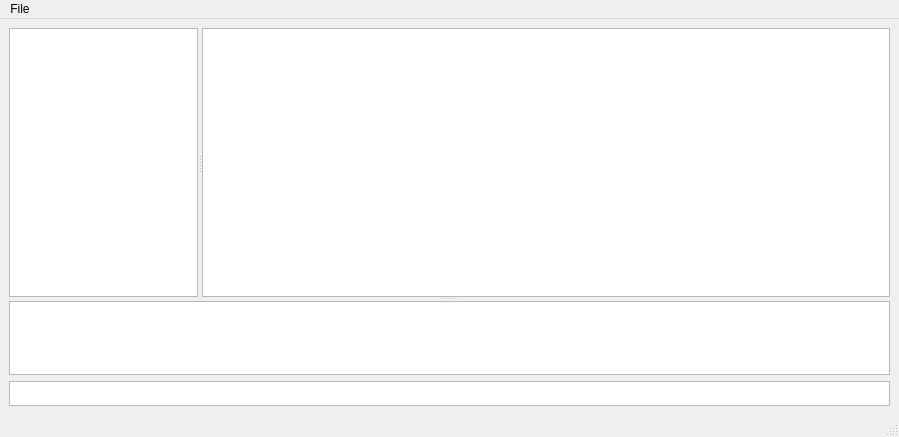
IronJulo/QtPad, file qtpad.ui: the form before one commit.
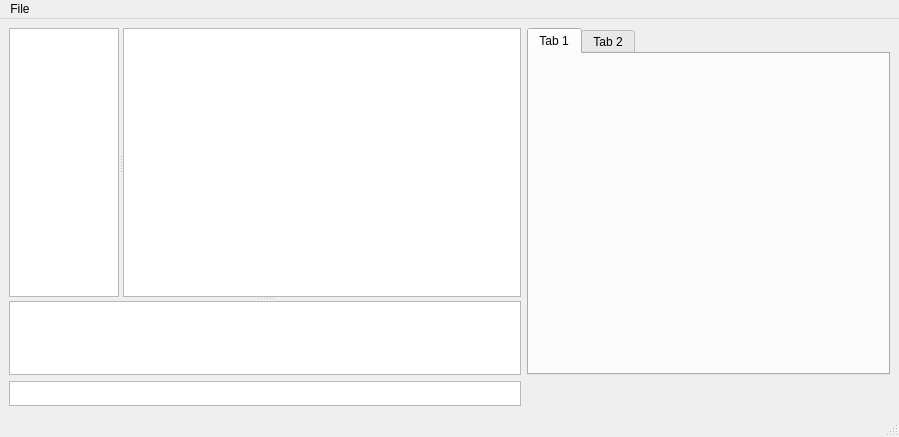
The form after the commit. Custom widgets are drawn as their Qt base class.

```diff
--- a/qtpad.ui
+++ b/qtpad.ui
@@ -88,6 +88,23 @@
       </widget>
      </widget>
     </item>
+    <item row="0" column="1">
+     <widget class="QTabWidget" name="tabWidget">
+      <property name="currentIndex">
+       <number>0</number>
+      </property>
+      <widget class="QWidget" name="tab_3">
+       <attribute name="title">
+        <string>Tab 1</string>
+       </attribute>
+      </widget>
+      <widget class="QWidget" name="tab_4">
+       <attribute name="title">
+        <string>Tab 2</string>
+       </attribute>
+      </widget>
+     </widget>
+    </item>
    </layout>
   </widget>
   <widget class="QMenuBar" name="menubar">
```
